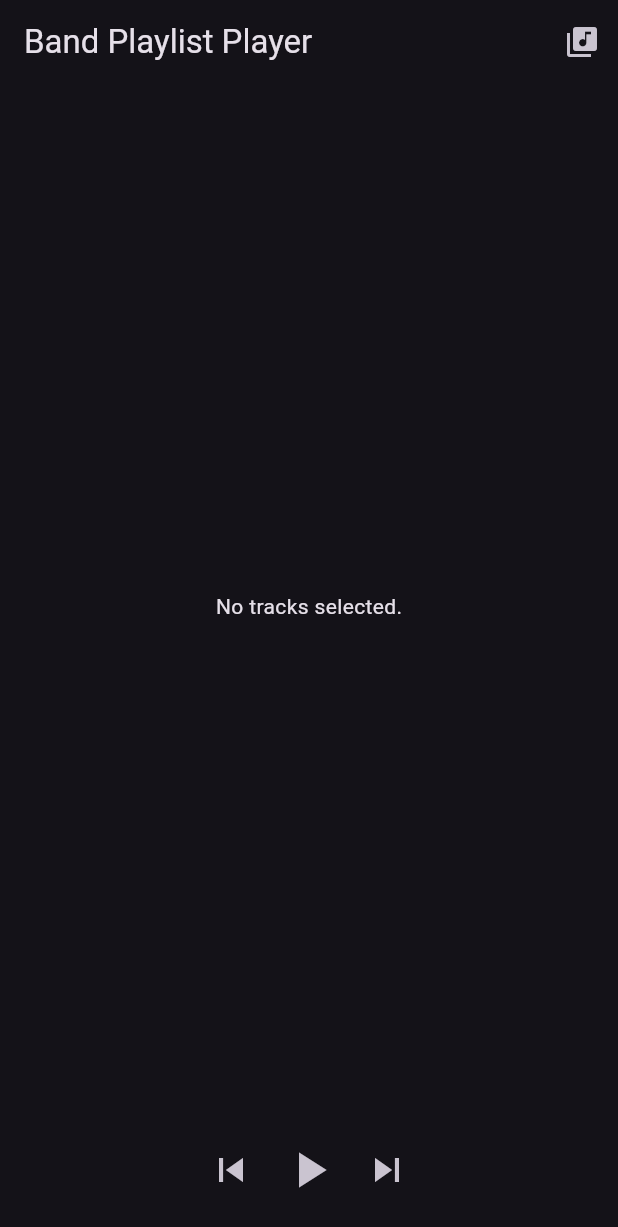
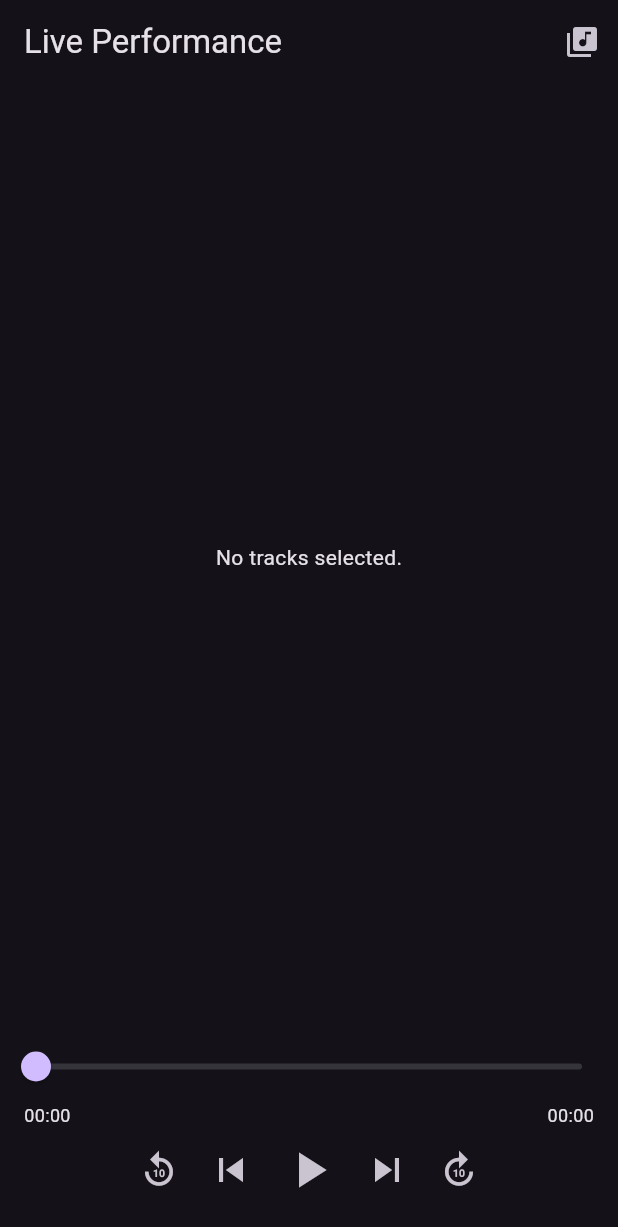
Before and after one commit to ldfracao/live_performance, a Flutter app: the screen it shows after launch, after a tap on the "library music" icon, on a phone screen of 412 x 824 dp. Shown: the top 1227 px of the screen. Run offline on Flutter 3.47's test engine with Material 3 defaults, Android fonts, the phone set to English and light mode, and no system bars; our stand-ins replace file_picker, just_audio, permission_handler.

```diff
--- a/lib/main.dart
+++ b/lib/main.dart
@@ -27,16 +27,52 @@ class _PlaylistScreenState extends State<PlaylistScreen> {
   final List<String> _playlist = [];
   int _currentIndex = -1;
 
+  Duration _currentPosition = Duration.zero;
+  Duration _totalDuration = Duration.zero;
+
+  @override
+  void initState() {
+    super.initState();
+
+    // Listen to audio position changes
+    _player.positionStream.listen((pos) {
+      setState(() {
+        _currentPosition = pos;
+      });
+    });
+
+    // Listen to total duration of audio
+    _player.durationStream.listen((dur) {
+      if (dur != null) {
+        setState(() {
+          _totalDuration = dur;
+        });
+      }
+    });
+
+    // Listen for end of playback to move to next
+    _player.playerStateStream.listen((state) {
+      if (state.processingState == ProcessingState.completed) {
+        _playNext();
+      }
+    });
+  }
+
   @override
   void dispose() {
     _player.dispose();
     super.dispose();
   }
 
+  Future<PermissionStatus> _getStoragePermission() async {
+    if (await Permission.audio.request().isGranted) {
+      return PermissionStatus.granted;
+    }
+    return await Permission.storage.request();
+  }
+
   Future<void> _pickAudioFiles() async {
-    // Request correct permission based on Android version
     final permission = await _getStoragePermission();
-
     if (!permission.isGranted) {
       ScaffoldMessenger.of(context).showSnackBar(
         SnackBar(content: Text('Storage permission is required.')),
@@ -56,18 +92,6 @@ class _PlaylistScreenState extends State<PlaylistScreen> {
     }
   }
 
-  Future<PermissionStatus> _getStoragePermission() async {
-    if (await Permission.audio.isGranted) return PermissionStatus.granted;
-
-    // Try audio permission for Android 13+
-    if (await Permission.audio.request().isGranted) {
-      return PermissionStatus.granted;
-    }
-
-    // Fallback to storage for older Android
-    return await Permission.storage.request();
-  }
-
   Future<void> _playTrack(int index) async {
     if (index < 0 || index >= _playlist.length) return;
 
@@ -77,13 +101,6 @@ class _PlaylistScreenState extends State<PlaylistScreen> {
 
       setState(() {
         _currentIndex = index;
-      });
-
-      // Auto-play next track
-      _player.playerStateStream.listen((state) {
-        if (state.processingState == ProcessingState.completed) {
-          _playNext();
-        }
       });
     } catch (e) {
       print('Playback error: $e');
@@ -105,6 +122,12 @@ class _PlaylistScreenState extends State<PlaylistScreen> {
     }
   }
 
+  String _formatDuration(Duration duration) {
+    final minutes = duration.inMinutes.remainder(60).toString().padLeft(2, '0');
+    final seconds = duration.inSeconds.remainder(60).toString().padLeft(2, '0');
+    return "$minutes:$seconds";
+  }
+
   Widget _buildTrackItem(String path, int index) {
     final fileName = path.split('/').last;
     final isCurrent = index == _currentIndex;
@@ -124,17 +147,56 @@ class _PlaylistScreenState extends State<PlaylistScreen> {
 Widget _buildControls() {
   final isPlaying = _player.playing;
 
-    return Row(
+  return Column(
+    mainAxisSize: MainAxisSize.min,
+    children: [
+      // Slider for seeking
+      Slider(
+        min: 0,
+        max: _totalDuration.inMilliseconds.toDouble(),
+        value: _currentPosition.inMilliseconds.clamp(0, _totalDuration.inMilliseconds).toDouble(),
+        onChanged: (value) {
+          final newPosition = Duration(milliseconds: value.round());
+          _player.seek(newPosition);
+        },
+      ),
+
+      // Time Labels
+      Padding(
+        padding: const EdgeInsets.symmetric(horizontal: 16.0),
+        child: Row(
+          mainAxisAlignment: MainAxisAlignment.spaceBetween,
+          children: [
+            Text(_formatDuration(_currentPosition), style: TextStyle(fontSize: 12)),
+            Text(_formatDuration(_totalDuration), style: TextStyle(fontSize: 12)),
+          ],
+        ),
+      ),
+
+      // Control Buttons
+      Row(
         mainAxisAlignment: MainAxisAlignment.center,
         children: [
+          // Rewind 10s
+          IconButton(
+            icon: Icon(Icons.replay_10, size: 28),
+            onPressed: () {
+              final rewindTo = _currentPosition - Duration(seconds: 10);
+              _player.seek(rewindTo > Duration.zero ? rewindTo : Duration.zero);
+            },
+          ),
+
+          // Previous track
           IconButton(
             icon: Icon(Icons.skip_previous, size: 32),
             onPressed: _playPrevious,
           ),
+
+          // Play/Pause
           IconButton(
             icon: Icon(isPlaying ? Icons.pause : Icons.play_arrow, size: 40),
             onPressed: () {
-            if (_player.playing) {
+              if (isPlaying) {
                 _player.pause();
               } else if (_currentIndex >= 0) {
                 _player.play();
@@ -143,9 +205,27 @@ class _PlaylistScreenState extends State<PlaylistScreen> {
               }
             },
           ),
+
+          // Next track
           IconButton(
             icon: Icon(Icons.skip_next, size: 32),
             onPressed: _playNext,
+          ),
+
+          // Fast-forward 10s
+          IconButton(
+            icon: Icon(Icons.forward_10, size: 28),
+            onPressed: () {
+              final forwardTo = _currentPosition + Duration(seconds: 10);
+              if (_totalDuration != Duration.zero &&
+                  forwardTo < _totalDuration) {
+                _player.seek(forwardTo);
+              } else {
+                _player.seek(_totalDuration);
+              }
+            },
+          ),
+        ],
       ),
     ],
   );
@@ -155,7 +235,7 @@ class _PlaylistScreenState extends State<PlaylistScreen> {
   Widget build(BuildContext context) {
     return Scaffold(
       appBar: AppBar(
-        title: Text('Band Playlist Player'),
+        title: Text('Live Performance'),
         actions: [
           IconButton(
             icon: Icon(Icons.library_music),
```
Lines whose indentation alone changed are shown as unchanged.
